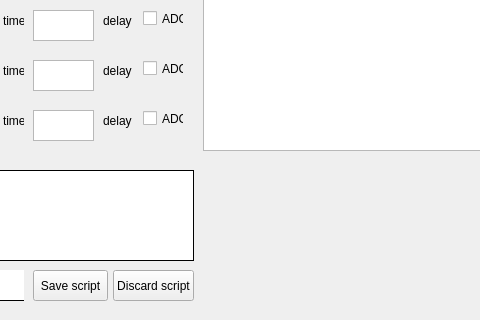
Qt form src/PyQT-version/UIs/ManualControl.ui (ValUtukin/CyberMed) before a commit; both pictures show x 537 to 1017 and y 480 to 800 of the 1346 by 800 pixel window.
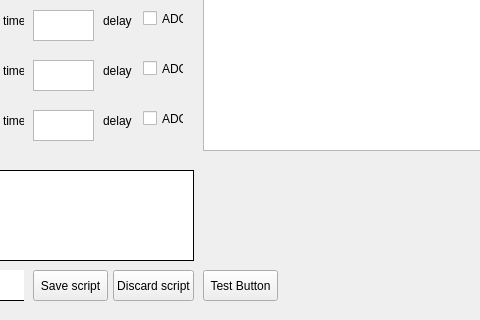
The same form after that commit. Custom widgets are drawn as their Qt base class.

```diff
--- a/src/PyQT-version/UIs/ManualControl.ui
+++ b/src/PyQT-version/UIs/ManualControl.ui
@@ -1683,6 +1683,19 @@
      <string>Open...</string>
     </property>
    </widget>
+   <widget class="QPushButton" name="test_btn">
+    <property name="geometry">
+     <rect>
+      <x>740</x>
+      <y>750</y>
+      <width>75</width>
+      <height>31</height>
+     </rect>
+    </property>
+    <property name="text">
+     <string>Test Button</string>
+    </property>
+   </widget>
   </widget>
  </widget>
  <customwidgets>
```
